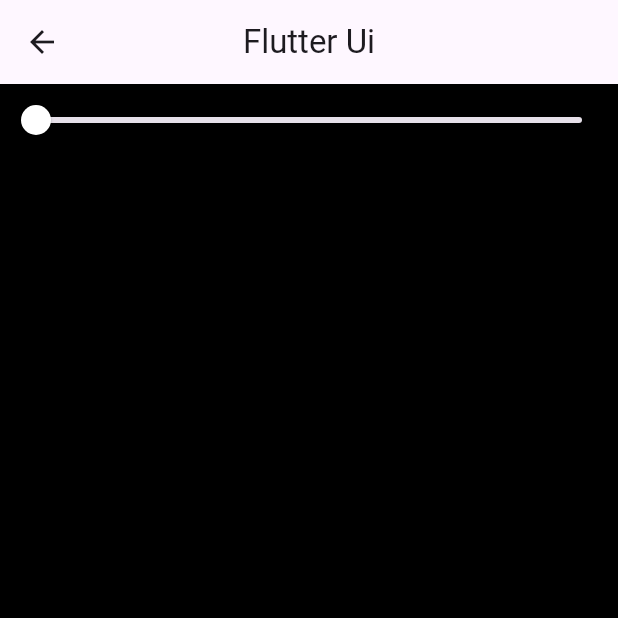
After one commit to NamanGajera/Flutter-Assignment, a Flutter app: the Que10 screen opened directly, on a phone screen of 412 x 824 dp, the top half of it. The commit adds this screen. Run offline on Flutter 3.47's test engine with Material 3 defaults, Android fonts, the phone set to English and light mode, and no system bars.

Commit message:
Flutter Assignment Que10

```diff
--- a/lib/main.dart
+++ b/lib/main.dart
@@ -1,5 +1,6 @@
 import 'package:flu_ass/que/que1/que1.dart';
 import 'package:flu_ass/que/que1/que1_2.dart';
+import 'package:flu_ass/que/que10/que10.dart';
 import 'package:flu_ass/que/que2/que2.dart';
 import 'package:flu_ass/que/que3/que3.dart';
 import 'package:flu_ass/que/que4/que4.dart';
@@ -42,6 +43,7 @@ class Home extends StatelessWidget {
       const Que7(),
       const Que8(),
       const Que9(),
+      const Que10(),
     ];
 
     var pagename = [
@@ -55,6 +57,7 @@ class Home extends StatelessWidget {
       'Question 7',
       'Question 8',
       'Question 9',
+      'Question 10',
     ];
 
     return Scaffold(
--- /dev/null
+++ b/lib/que/que10/que10.dart
@@ -0,0 +1,57 @@
+import 'package:flutter/material.dart';
+
+class Que10 extends StatefulWidget {
+  const Que10({super.key});
+
+  @override
+  State<Que10> createState() => _Que10State();
+}
+
+double _value = 0;
+int colorind = 0;
+
+var color = [
+  Colors.black,
+  Colors.purple,
+  Colors.yellow,
+  Colors.blue,
+  Colors.red,
+];
+
+class _Que10State extends State<Que10> {
+  @override
+  Widget build(BuildContext context) {
+    return Scaffold(
+      backgroundColor: color[colorind],
+      appBar: AppBar(
+        title: const Text('Flutter Ui'),
+        centerTitle: true,
+        leading: IconButton(
+          onPressed: () {
+            Navigator.pop(context);
+          },
+          icon: Icon(Icons.arrow_back),
+        ),
+      ),
+      body: Column(
+        children: [
+          Slider(
+            min: 0.0,
+            max: 4.0,
+            activeColor: Colors.white,
+            thumbColor: Colors.white,
+            overlayColor:
+                MaterialStateColor.resolveWith((states) => Colors.white),
+            value: _value,
+            onChanged: (value) {
+              setState(() {
+                _value = value;
+                colorind = value.toInt();
+              });
+            },
+          )
+        ],
+      ),
+    );
+  }
+}
```
